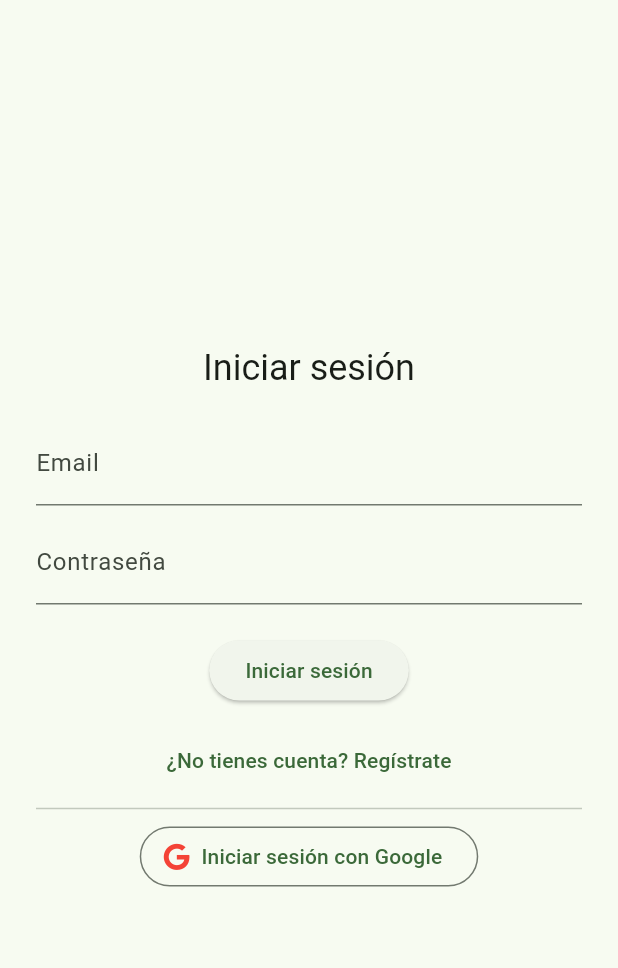
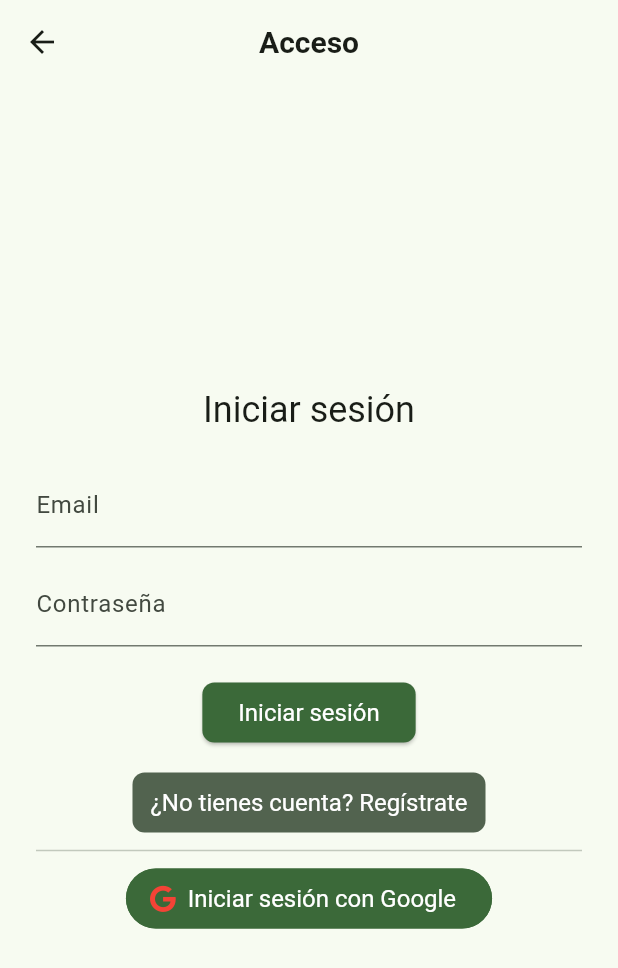
Before and after one commit to razvans96/food-app, a Flutter app: the screen it shows after launch, after a tap on "Acceso", on a phone screen of 412 x 824 dp. Shown: the top 968 px of the screen. Run offline on Flutter 3.47's test engine with Material 3 defaults, Android fonts, the phone set to English and light mode, and no system bars; our stand-ins replace firebase_auth, firebase_core, flutter_dotenv, font_awesome_flutter, google_sign_in; missing offline and left inert: simple_barcode_scanner; accounts and stored records are empty.

Commit message:
Styling the app and improving navigation across app bars. Removing debug files

```diff
--- a/lib/main.dart
+++ b/lib/main.dart
@@ -7,6 +7,7 @@ import 'package:food_app/pages/product_query_page.dart';
 import 'package:food_app/pages/product_search_page.dart';
 import 'package:food_app/pages/user_login_page.dart';
 import 'package:food_app/pages/user_register_page.dart';
+import 'package:food_app/theme/app_theme.dart';
 import 'package:provider/provider.dart';
 
 Future<void> main() async {
@@ -33,17 +34,15 @@ class MyApp extends StatelessWidget {
   Widget build(BuildContext context) {
     return MaterialApp(
       title: 'Flutter Demo',
-      theme: ThemeData(
-        colorScheme: ColorScheme.fromSeed(seedColor: Colors.green),
-        useMaterial3: true,
-      ),
+      theme: AppTheme.lightTheme,
+      darkTheme: AppTheme.darkTheme,
       initialRoute: '/query',
       routes: {
         '/login': (context) => const UserLoginPage(),
         '/register': (context) => const UserRegisterPage(),
         '/query': (context) => const ProductQueryPage(),
         '/search': (context) =>
-            const ProductSearchPage(title: 'Buscador de productos'),
+            const ProductSearchPage(),
       },
     );
   }
--- a/lib/pages/product_query_page.dart
+++ b/lib/pages/product_query_page.dart
@@ -1,10 +1,9 @@
 import 'package:flutter/material.dart';
-import 'package:food_app/controllers/user_controller.dart';
 import 'package:food_app/models/product_food.dart';
 import 'package:food_app/services/product_query_service.dart';
+import 'package:food_app/widgets/custom_app_bar.dart';
 import 'package:food_app/widgets/product_details.dart';
 import 'package:food_app/widgets/welcome_view.dart';
-import 'package:provider/provider.dart';
 import 'package:simple_barcode_scanner/simple_barcode_scanner.dart';
 
 class ProductQueryPage extends StatefulWidget {
@@ -42,38 +41,8 @@ class _ProductQueryPageState extends State<ProductQueryPage> {
 
   @override
   Widget build(BuildContext context) {
-    final userController = context.watch<UserController>();
-    final isLoggedIn = userController.currentUser != null;
-    print('Usuario actual: ${userController.currentUser}');
     return Scaffold(
-      appBar: AppBar(
-        leading: isLoggedIn
-            ? IconButton(
-                icon: const Icon(Icons.menu),
-                onPressed: () {
-                  // Opciones del menú
-                  Scaffold.of(context).openDrawer();
-                },
-              )
-            : null,
-        title: const Text('Consulta de productos'),
-        actions: [
-          if (isLoggedIn)
-            IconButton(
-              icon: const Icon(Icons.person),
-              onPressed: () {
-                // Opciones del usuario
-              },
-            )
-          else
-            TextButton(
-              onPressed: () {
-                Navigator.of(context).pushNamed('/login');
-              },
-              child: const Text('Acceso'),
-            ),
-        ],
-      ),
+      appBar: const CustomAppBar(title: 'Escáner'),
       body: Column(
         children: [
           Expanded(
--- a/lib/pages/product_search_page.dart
+++ b/lib/pages/product_search_page.dart
@@ -9,9 +9,7 @@ import 'package:food_app/widgets/search_product_bar.dart';
 import 'package:provider/provider.dart';
 
 class ProductSearchPage extends StatelessWidget {
-  const ProductSearchPage({required this.title, super.key});
-
-  final String title;
+  const ProductSearchPage({super.key});
 
   @override
   Widget build(BuildContext context) {
--- a/lib/pages/user_login_page.dart
+++ b/lib/pages/user_login_page.dart
@@ -2,6 +2,7 @@ import 'package:flutter/material.dart';
 import 'package:font_awesome_flutter/font_awesome_flutter.dart';
 import 'package:food_app/controllers/user_controller.dart';
 import 'package:provider/provider.dart';
+
 
 class UserLoginPage extends StatefulWidget {
   const UserLoginPage({super.key});
@@ -40,8 +41,17 @@ class _UserLoginPageState extends State<UserLoginPage> {
     final isLogin = controller.isLogin;
 
     return Scaffold(
+      appBar: AppBar(
+        leading: IconButton(
+          icon: const Icon(Icons.arrow_back),
+          onPressed: () {
+            Navigator.of(context).pop();
+          },
+        ),
+        title: const Text('Acceso'),
+      ),
       body: Center(
-        child: Padding(
+        child: SingleChildScrollView(
           padding: const EdgeInsets.all(24),
           child: Form(
             key: _formKey,
--- /dev/null
+++ b/lib/theme/app_theme.dart
@@ -0,0 +1,68 @@
+import 'package:flutter/material.dart';
+
+class AppTheme {
+  static ThemeData get lightTheme {
+    final base = ThemeData(
+      colorScheme: ColorScheme.fromSeed(
+        seedColor: Colors.green,
+      ),
+      useMaterial3: true,
+    );
+    return _customizeTheme(base);
+  }
+
+  static ThemeData get darkTheme {
+    final base = ThemeData(
+      colorScheme: ColorScheme.fromSeed(
+        seedColor: Colors.green,
+        brightness: Brightness.dark,
+      ),
+      useMaterial3: true,
+    );
+    return _customizeTheme(base);
+  }
+
+  static ThemeData _customizeTheme(ThemeData base) {
+    return base.copyWith(
+      appBarTheme: AppBarTheme(
+        backgroundColor: base.colorScheme.surface,
+        foregroundColor: base.colorScheme.onSurface,
+        centerTitle: true,
+        iconTheme: IconThemeData(color: base.colorScheme.onSurface),
+        titleTextStyle: TextStyle(
+          color: base.colorScheme.onSurface,
+          fontSize: 20,
+          fontWeight: FontWeight.bold,
+        ),
+      ),
+      elevatedButtonTheme: ElevatedButtonThemeData(
+        style: ElevatedButton.styleFrom(
+          backgroundColor: base.colorScheme.primary,
+          foregroundColor: base.colorScheme.onPrimary,
+          textStyle: const TextStyle(fontSize: 16),
+          shape: RoundedRectangleBorder(
+            borderRadius: BorderRadius.circular(8),
+          ),
+        ),
+      ),
+      textButtonTheme: TextButtonThemeData(
+        style: TextButton.styleFrom(
+          backgroundColor: base.colorScheme.secondary,
+          foregroundColor: base.colorScheme.onSecondary,
+          textStyle: const TextStyle(fontSize: 16),
+          shape: RoundedRectangleBorder(
+            borderRadius: BorderRadius.circular(8),
+          ),
+        ),
+      ),
+      outlinedButtonTheme: OutlinedButtonThemeData(
+        style: OutlinedButton.styleFrom(
+          backgroundColor: base.colorScheme.primary,
+          foregroundColor: base.colorScheme.onPrimary,
+          side: BorderSide(color: base.colorScheme.primary),
+          textStyle: const TextStyle(fontSize: 16),
+        ),
+      ),
+    );
+  }
+}
--- a/lib/widgets/custom_app_bar.dart
+++ b/lib/widgets/custom_app_bar.dart
@@ -1,16 +1,43 @@
 import 'package:flutter/material.dart';
+import 'package:food_app/controllers/user_controller.dart';
+import 'package:provider/provider.dart';
 
 class CustomAppBar extends StatelessWidget implements PreferredSizeWidget {
-
   const CustomAppBar({required this.title, super.key});
 
   final String title;
 
   @override
   Widget build(BuildContext context) {
+    final userController = context.watch<UserController>();
+    final isLoggedIn = userController.currentUser != null;
+    print('UserController: ${userController.currentUser}');
     return AppBar(
-      backgroundColor: Theme.of(context).colorScheme.inversePrimary,
+      leading: isLoggedIn
+          ? IconButton(
+              icon: const Icon(Icons.menu),
+              onPressed: () {
+                Scaffold.of(context).openDrawer();
+              },
+            )
+          : null,
       title: Text(title),
+      actions: [
+        if (isLoggedIn)
+          IconButton(
+            icon: const Icon(Icons.person),
+            onPressed: () {
+              // Opciones del usuario
+            },
+          )
+        else
+          OutlinedButton(
+            onPressed: () {
+              Navigator.of(context).pushNamed('/login');
+            },
+            child: const Text('Acceso'),
+          ),
+      ],
     );
   }
 
```
Also changed, not shown: lib/pages/user_register_page.dart (+33 -9 lines), 252 other files.
